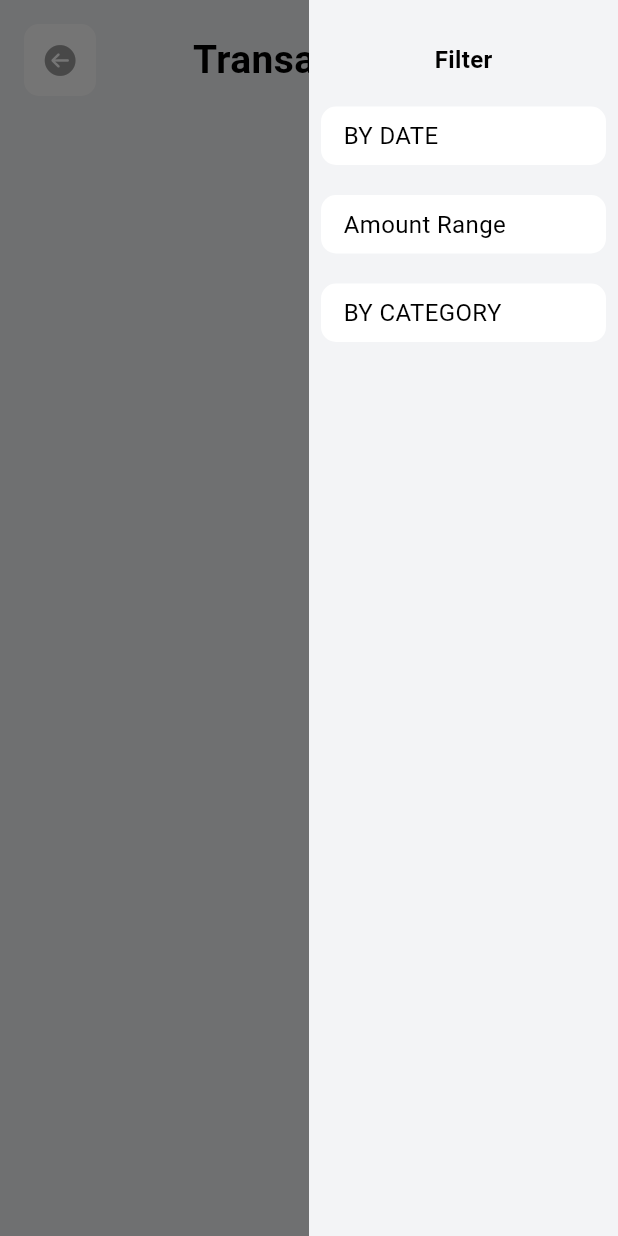
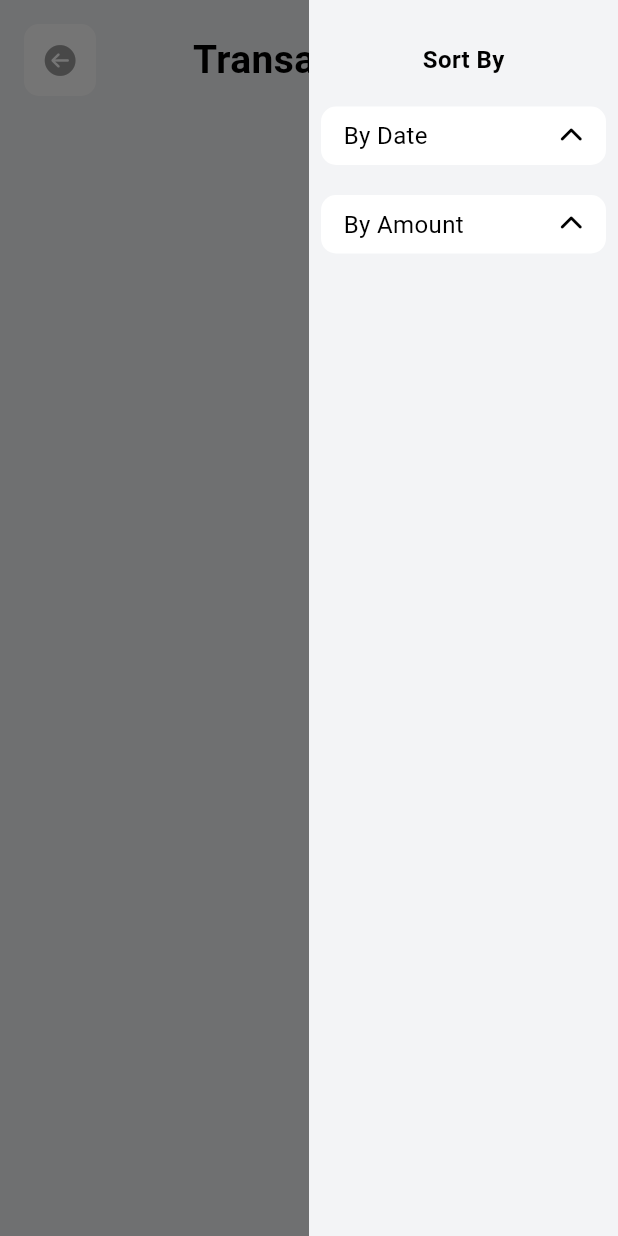
Before and after one commit to rouge9/expense_monitor, a Flutter app: the TransactionsScreen screen opened directly with empty values, with the side drawer open, on a phone screen of 412 x 824 dp. Run offline on Flutter 3.47's test engine with Material 3 defaults, Android fonts, the phone set to English and light mode, and no system bars; our stand-ins replace bloc, cloud_firestore, equatable, firebase_core, fl_chart, flutter_bloc and 2 more; missing offline and left inert: flutter_hsvcolor_picker; accounts and stored records are empty.

Commit message:
Add Transaction Sort fun For Transactions Screen

```diff
--- a/lib/screens/home/views/transactions_screen.dart
+++ b/lib/screens/home/views/transactions_screen.dart
@@ -1,13 +1,20 @@
-import 'dart:math';
-
 import 'package:expense_repository/expense_repository.dart';
 import 'package:flutter/cupertino.dart';
 import 'package:flutter/material.dart';
+import 'package:font_awesome_flutter/font_awesome_flutter.dart';
 import 'package:intl/intl.dart';
 
-class TransactionsScreen extends StatelessWidget {
+class TransactionsScreen extends StatefulWidget {
   final List<Expense> expenses;
   const TransactionsScreen(this.expenses, {super.key});
+
+  @override
+  State<TransactionsScreen> createState() => _TransactionsScreenState();
+}
+
+class _TransactionsScreenState extends State<TransactionsScreen> {
+  bool dateAssending = true;
+  bool amountAssending = true;
 
   @override
   Widget build(BuildContext context) {
@@ -28,7 +35,7 @@ class TransactionsScreen extends StatelessWidget {
               const SizedBox(height: 20),
               const Center(
                 child: Text(
-                  'Filter',
+                  'Sort By',
                   style: TextStyle(
                     fontSize: 16,
                     fontWeight: FontWeight.bold,
@@ -46,13 +53,43 @@ class TransactionsScreen extends StatelessWidget {
                 child: Align(
                   alignment: Alignment.centerLeft,
                   child: GestureDetector(
-                    onTap: () {},
-                    child: Text(
-                      'BY DATE',
+                    onTap: () {
+                      setState(() {
+                        dateAssending = !dateAssending;
+                      });
+
+                      if (dateAssending == true) {
+                        widget.expenses
+                            .sort((a, b) => a.date.compareTo(b.date));
+                      } else {
+                        widget.expenses
+                            .sort((a, b) => b.date.compareTo(a.date));
+                      }
+
+                      Navigator.pop(context);
+                    },
+                    child: Row(
+                      mainAxisAlignment: MainAxisAlignment.spaceBetween,
+                      children: [
+                        Text(
+                          'By Date',
                           style: TextStyle(
                             color: Theme.of(context).colorScheme.onSurface,
                             fontSize: 16,
                           ),
+                        ),
+                        dateAssending == false
+                            ? Icon(
+                                FontAwesomeIcons.chevronDown,
+                                color: Theme.of(context).colorScheme.onSurface,
+                                size: 16,
+                              )
+                            : Icon(
+                                FontAwesomeIcons.chevronUp,
+                                color: Theme.of(context).colorScheme.onSurface,
+                                size: 16,
+                              ),
+                      ],
                     ),
                   ),
                 ),
@@ -68,38 +105,48 @@ class TransactionsScreen extends StatelessWidget {
                 child: Align(
                   alignment: Alignment.centerLeft,
                   child: GestureDetector(
-                      onTap: () {},
-                      child: Text(
-                        'Amount Range',
-                        style: TextStyle(
-                          color: Theme.of(context).colorScheme.onSurface,
-                          fontSize: 16,
-                        ),
-                      )),
-                ),
-              ),
-              const SizedBox(height: 20),
-              Container(
-                padding:
-                    const EdgeInsets.symmetric(horizontal: 15, vertical: 8),
-                decoration: BoxDecoration(
-                  color: Colors.white,
-                  borderRadius: BorderRadius.circular(10),
-                ),
-                child: Align(
-                  alignment: Alignment.centerLeft,
-                  child: GestureDetector(
-                    onTap: () {},
-                    child: Text(
-                      'BY CATEGORY',
+                    onTap: () {
+                      setState(() {
+                        amountAssending = !amountAssending;
+                      });
+
+                      if (amountAssending == true) {
+                        widget.expenses
+                            .sort((a, b) => a.amount.compareTo(b.amount));
+                      } else {
+                        widget.expenses
+                            .sort((a, b) => b.amount.compareTo(a.amount));
+                      }
+
+                      Navigator.pop(context);
+                    },
+                    child: Row(
+                      mainAxisAlignment: MainAxisAlignment.spaceBetween,
+                      children: [
+                        Text(
+                          'By Amount',
                           style: TextStyle(
                             color: Theme.of(context).colorScheme.onSurface,
                             fontSize: 16,
                           ),
                         ),
+                        amountAssending == false
+                            ? Icon(
+                                FontAwesomeIcons.chevronDown,
+                                color: Theme.of(context).colorScheme.onSurface,
+                                size: 16,
+                              )
+                            : Icon(
+                                FontAwesomeIcons.chevronUp,
+                                color: Theme.of(context).colorScheme.onSurface,
+                                size: 16,
+                              ),
+                      ],
                     ),
                   ),
                 ),
+              ),
+              const SizedBox(height: 20),
             ],
           ),
         ),
@@ -157,7 +204,7 @@ class TransactionsScreen extends StatelessWidget {
               const SizedBox(height: 20),
               Expanded(
                 child: ListView.builder(
-                    itemCount: expenses.length,
+                    itemCount: widget.expenses.length,
                     itemBuilder: (context, int i) {
                       return Container(
                         margin: const EdgeInsets.only(bottom: 15),
@@ -179,12 +226,12 @@ class TransactionsScreen extends StatelessWidget {
                                       height: 55,
                                       decoration: BoxDecoration(
                                         shape: BoxShape.circle,
-                                        color:
-                                            Color(expenses[i].category.color),
+                                        color: Color(
+                                            widget.expenses[i].category.color),
                                       ),
                                     ),
                                     Image.asset(
-                                      'assets/${expenses[i].category.icon}.png',
+                                      'assets/${widget.expenses[i].category.icon}.png',
                                       scale: 1.5,
                                       color: Colors.white,
                                     ),
@@ -192,7 +239,7 @@ class TransactionsScreen extends StatelessWidget {
                                 ),
                                 const SizedBox(width: 10),
                                 Text(
-                                  expenses[i].category.name,
+                                  widget.expenses[i].category.name,
                                   style: TextStyle(
                                     color:
                                         Theme.of(context).colorScheme.onSurface,
@@ -206,7 +253,7 @@ class TransactionsScreen extends StatelessWidget {
                               crossAxisAlignment: CrossAxisAlignment.end,
                               children: [
                                 Text(
-                                  '\$ ${expenses[i].amount}.00',
+                                  '\$ ${widget.expenses[i].amount}.00',
                                   style: TextStyle(
                                     color:
                                         Theme.of(context).colorScheme.onSurface,
@@ -216,7 +263,7 @@ class TransactionsScreen extends StatelessWidget {
                                 ),
                                 Text(
                                   DateFormat.yMMMd()
-                                      .format(expenses[i].date)
+                                      .format(widget.expenses[i].date)
                                       .toString(),
                                   style: TextStyle(
                                     color:
```
Lines whose indentation alone changed are shown as unchanged.
